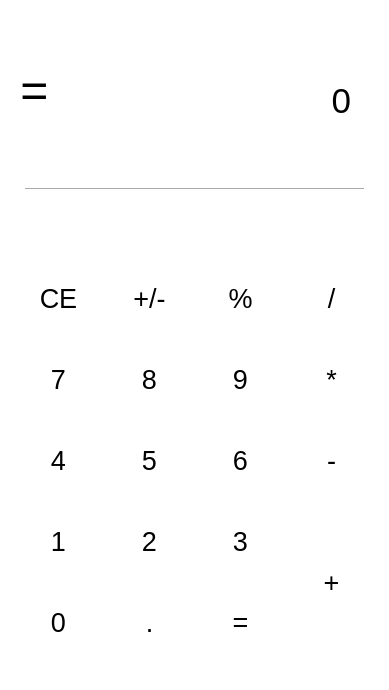
Above: mainwindow.ui from denovich11/calculator before the change. Below: the same form after it.
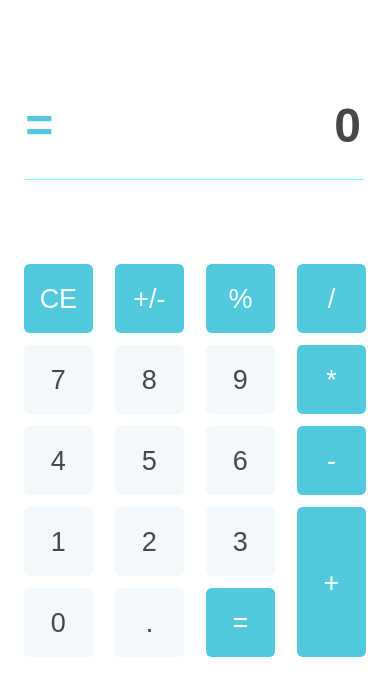
That is the form after the change.

```diff
--- a/mainwindow.ui
+++ b/mainwindow.ui
@@ -19,7 +19,7 @@
    <string>MainWindow</string>
   </property>
   <property name="autoFillBackground">
-   <bool>true</bool>
+   <bool>false</bool>
   </property>
   <property name="styleSheet">
    <string notr="true">background-color: rgb(255, 255, 255);</string>
@@ -43,8 +43,20 @@
      <bool>false</bool>
     </property>
     <property name="styleSheet">
-     <string notr="true">background-color: rgb(82, 201, 221);
-selection-background-color: rgb(82, 201, 221);</string>
+     <string notr="true">QPushButton {
+  background-color: rgb(82, 201, 221);
+color: rgb(249, 255, 255);
+ border: 2px solid rgb(82, 201, 221);
+    border-radius: 6px;
+}
+
+QPushButton:pressed {
+    background-color: rgb(92, 226, 247);
+color: rgb(249, 255, 255);
+ border: 2px solid rgb(92, 226, 247);
+    border-radius: 6px;
+}
+</string>
     </property>
     <property name="text">
      <string>CE</string>
@@ -71,10 +83,24 @@
      </font>
     </property>
     <property name="autoFillBackground">
-     <bool>true</bool>
+     <bool>false</bool>
     </property>
     <property name="styleSheet">
-     <string notr="true">background-color: rgb(243, 248, 252);</string>
+     <string notr="true">
+QPushButton {
+ background-color: rgb(243, 248, 252);
+ border: 2px solid rgb(243, 248, 252);
+    border-radius: 6px;
+ color: rgb(71, 71, 71);
+}
+
+QPushButton:pressed {
+   background-color: rgb(235, 248, 252);
+ border: 2px solid rgb(235, 248, 252);
+    border-radius: 6px;
+	color: rgb(71, 71, 71);
+}
+</string>
     </property>
     <property name="text">
      <string>7</string>
@@ -98,10 +124,24 @@
      </font>
     </property>
     <property name="autoFillBackground">
-     <bool>true</bool>
+     <bool>false</bool>
     </property>
     <property name="styleSheet">
-     <string notr="true">background-color: rgb(243, 248, 252);</string>
+     <string notr="true">
+QPushButton {
+ background-color: rgb(243, 248, 252);
+ border: 2px solid rgb(243, 248, 252);
+    border-radius: 6px;
+ color: rgb(71, 71, 71);
+}
+
+QPushButton:pressed {
+   background-color: rgb(235, 248, 252);
+ border: 2px solid rgb(235, 248, 252);
+    border-radius: 6px;
+	color: rgb(71, 71, 71);
+}
+</string>
     </property>
     <property name="text">
      <string>4</string>
@@ -125,10 +165,24 @@
      </font>
     </property>
     <property name="autoFillBackground">
-     <bool>true</bool>
+     <bool>false</bool>
     </property>
     <property name="styleSheet">
-     <string notr="true">background-color: rgb(243, 248, 252);</string>
+     <string notr="true">
+QPushButton {
+ background-color: rgb(243, 248, 252);
+ border: 2px solid rgb(243, 248, 252);
+    border-radius: 6px;
+ color: rgb(71, 71, 71);
+}
+
+QPushButton:pressed {
+   background-color: rgb(235, 248, 252);
+ border: 2px solid rgb(235, 248, 252);
+    border-radius: 6px;
+	color: rgb(71, 71, 71);
+}
+</string>
     </property>
     <property name="text">
      <string>1</string>
@@ -143,12 +197,16 @@
       <x>25</x>
       <y>179</y>
       <width>339</width>
-      <height>20</height>
+      <height>2</height>
      </rect>
     </property>
     <property name="styleSheet">
-     <string notr="true">border-color: rgb(255, 255, 255);
-color: rgb(112, 255, 243);</string>
+     <string notr="true">
+ border: 1px solid rgb(112, 255, 243);
+	border-bottom-color: rgb(255, 255, 255);
+	border-right-color: rgb(255, 255, 255);
+	border-left-color: rgb(255, 255, 255);
+ </string>
     </property>
     <property name="lineWidth">
      <number>1</number>
@@ -172,10 +230,24 @@
      </font>
     </property>
     <property name="autoFillBackground">
-     <bool>true</bool>
+     <bool>false</bool>
     </property>
     <property name="styleSheet">
-     <string notr="true">background-color: rgb(243, 248, 252);</string>
+     <string notr="true">
+QPushButton {
+ background-color: rgb(243, 248, 252);
+ border: 2px solid rgb(243, 248, 252);
+    border-radius: 6px;
+ color: rgb(71, 71, 71);
+}
+
+QPushButton:pressed {
+   background-color: rgb(235, 248, 252);
+ border: 2px solid rgb(235, 248, 252);
+    border-radius: 6px;
+	color: rgb(71, 71, 71);
+}
+</string>
     </property>
     <property name="text">
      <string>0</string>
@@ -199,10 +271,24 @@
      </font>
     </property>
     <property name="autoFillBackground">
-     <bool>true</bool>
+     <bool>false</bool>
     </property>
     <property name="styleSheet">
-     <string notr="true">background-color: rgb(243, 248, 252);</string>
+     <string notr="true">
+QPushButton {
+ background-color: rgb(243, 248, 252);
+ border: 2px solid rgb(243, 248, 252);
+    border-radius: 6px;
+ color: rgb(71, 71, 71);
+}
+
+QPushButton:pressed {
+   background-color: rgb(235, 248, 252);
+ border: 2px solid rgb(235, 248, 252);
+    border-radius: 6px;
+	color: rgb(71, 71, 71);
+}
+</string>
     </property>
     <property name="text">
      <string>2</string>
@@ -226,10 +312,24 @@
      </font>
     </property>
     <property name="autoFillBackground">
-     <bool>true</bool>
+     <bool>false</bool>
     </property>
     <property name="styleSheet">
-     <string notr="true">background-color: rgb(243, 248, 252);</string>
+     <string notr="true">
+QPushButton {
+ background-color: rgb(243, 248, 252);
+ border: 2px solid rgb(243, 248, 252);
+    border-radius: 6px;
+ color: rgb(71, 71, 71);
+}
+
+QPushButton:pressed {
+   background-color: rgb(235, 248, 252);
+ border: 2px solid rgb(235, 248, 252);
+    border-radius: 6px;
+	color: rgb(71, 71, 71);
+}
+</string>
     </property>
     <property name="text">
      <string>.</string>
@@ -253,10 +353,24 @@
      </font>
     </property>
     <property name="autoFillBackground">
-     <bool>true</bool>
+     <bool>false</bool>
     </property>
     <property name="styleSheet">
-     <string notr="true">background-color: rgb(243, 248, 252);</string>
+     <string notr="true">
+QPushButton {
+ background-color: rgb(243, 248, 252);
+ border: 2px solid rgb(243, 248, 252);
+    border-radius: 6px;
+ color: rgb(71, 71, 71);
+}
+
+QPushButton:pressed {
+   background-color: rgb(235, 248, 252);
+ border: 2px solid rgb(235, 248, 252);
+    border-radius: 6px;
+	color: rgb(71, 71, 71);
+}
+</string>
     </property>
     <property name="text">
      <string>5</string>
@@ -280,10 +394,23 @@
      </font>
     </property>
     <property name="autoFillBackground">
-     <bool>true</bool>
+     <bool>false</bool>
     </property>
     <property name="styleSheet">
-     <string notr="true">background-color: rgb(82, 201, 221);</string>
+     <string notr="true">QPushButton {
+  background-color: rgb(82, 201, 221);
+color: rgb(249, 255, 255);
+ border: 2px solid rgb(82, 201, 221);
+    border-radius: 6px;
+}
+
+QPushButton:pressed {
+    background-color: rgb(92, 226, 247);
+color: rgb(249, 255, 255);
+ border: 2px solid rgb(92, 226, 247);
+    border-radius: 6px;
+}
+</string>
     </property>
     <property name="text">
      <string>+/-</string>
@@ -307,10 +434,24 @@
      </font>
     </property>
     <property name="autoFillBackground">
-     <bool>true</bool>
+     <bool>false</bool>
     </property>
     <property name="styleSheet">
-     <string notr="true">background-color: rgb(243, 248, 252);</string>
+     <string notr="true">
+QPushButton {
+ background-color: rgb(243, 248, 252);
+ border: 2px solid rgb(243, 248, 252);
+    border-radius: 6px;
+ color: rgb(71, 71, 71);
+}
+
+QPushButton:pressed {
+   background-color: rgb(235, 248, 252);
+ border: 2px solid rgb(235, 248, 252);
+    border-radius: 6px;
+	color: rgb(71, 71, 71);
+}
+</string>
     </property>
     <property name="text">
      <string>8</string>
@@ -334,10 +475,24 @@
      </font>
     </property>
     <property name="autoFillBackground">
-     <bool>true</bool>
+     <bool>false</bool>
     </property>
     <property name="styleSheet">
-     <string notr="true">background-color: rgb(243, 248, 252);</string>
+     <string notr="true">
+QPushButton {
+ background-color: rgb(243, 248, 252);
+ border: 2px solid rgb(243, 248, 252);
+    border-radius: 6px;
+ color: rgb(71, 71, 71);
+}
+
+QPushButton:pressed {
+   background-color: rgb(235, 248, 252);
+ border: 2px solid rgb(235, 248, 252);
+    border-radius: 6px;
+	color: rgb(71, 71, 71);
+}
+</string>
     </property>
     <property name="text">
      <string>3</string>
@@ -361,10 +516,23 @@
      </font>
     </property>
     <property name="autoFillBackground">
-     <bool>true</bool>
+     <bool>false</bool>
     </property>
     <property name="styleSheet">
-     <string notr="true">background-color: rgb(82, 201, 221);</string>
+     <string notr="true">QPushButton {
+  background-color: rgb(82, 201, 221);
+color: rgb(249, 255, 255);
+ border: 2px solid rgb(82, 201, 221);
+    border-radius: 6px;
+}
+
+QPushButton:pressed {
+    background-color: rgb(92, 226, 247);
+color: rgb(249, 255, 255);
+ border: 2px solid rgb(92, 226, 247);
+    border-radius: 6px;
+}
+</string>
     </property>
     <property name="text">
      <string>=</string>
@@ -388,10 +556,24 @@
      </font>
     </property>
     <property name="autoFillBackground">
-     <bool>true</bool>
+     <bool>false</bool>
     </property>
     <property name="styleSheet">
-     <string notr="true">background-color: rgb(243, 248, 252);</string>
+     <string notr="true">
+QPushButton {
+ background-color: rgb(243, 248, 252);
+ border: 2px solid rgb(243, 248, 252);
+    border-radius: 6px;
+ color: rgb(71, 71, 71);
+}
+
+QPushButton:pressed {
+   background-color: rgb(235, 248, 252);
+ border: 2px solid rgb(235, 248, 252);
+    border-radius: 6px;
+	color: rgb(71, 71, 71);
+}
+</string>
     </property>
     <property name="text">
      <string>6</string>
@@ -415,10 +597,23 @@
      </font>
     </property>
     <property name="autoFillBackground">
-     <bool>true</bool>
+     <bool>false</bool>
     </property>
     <property name="styleSheet">
-     <string notr="true">background-color: rgb(82, 201, 221);</string>
+     <string notr="true">QPushButton {
+  background-color: rgb(82, 201, 221);
+color: rgb(249, 255, 255);
+ border: 2px solid rgb(82, 201, 221);
+    border-radius: 6px;
+}
+
+QPushButton:pressed {
+    background-color: rgb(92, 226, 247);
+color: rgb(249, 255, 255);
+ border: 2px solid rgb(92, 226, 247);
+    border-radius: 6px;
+}
+</string>
     </property>
     <property name="text">
      <string>%</string>
@@ -442,10 +637,24 @@
      </font>
     </property>
     <property name="autoFillBackground">
-     <bool>true</bool>
+     <bool>false</bool>
     </property>
     <property name="styleSheet">
-     <string notr="true">background-color: rgb(243, 248, 252);</string>
+     <string notr="true">
+QPushButton {
+ background-color: rgb(243, 248, 252);
+ border: 2px solid rgb(243, 248, 252);
+    border-radius: 6px;
+ color: rgb(71, 71, 71);
+}
+
+QPushButton:pressed {
+   background-color: rgb(235, 248, 252);
+ border: 2px solid rgb(235, 248, 252);
+    border-radius: 6px;
+	color: rgb(71, 71, 71);
+}
+</string>
     </property>
     <property name="text">
      <string>9</string>
@@ -469,10 +678,23 @@
      </font>
     </property>
     <property name="autoFillBackground">
-     <bool>true</bool>
+     <bool>false</bool>
     </property>
     <property name="styleSheet">
-     <string notr="true">background-color: rgb(82, 201, 221);</string>
+     <string notr="true">QPushButton {
+  background-color: rgb(82, 201, 221);
+color: rgb(249, 255, 255);
+ border: 2px solid rgb(82, 201, 221);
+    border-radius: 6px;
+}
+
+QPushButton:pressed {
+    background-color: rgb(92, 226, 247);
+color: rgb(249, 255, 255);
+ border: 2px solid rgb(92, 226, 247);
+    border-radius: 6px;
+}
+</string>
     </property>
     <property name="text">
      <string>+</string>
@@ -496,10 +718,23 @@
      </font>
     </property>
     <property name="autoFillBackground">
-     <bool>true</bool>
+     <bool>false</bool>
     </property>
     <property name="styleSheet">
-     <string notr="true">background-color: rgb(82, 201, 221);</string>
+     <string notr="true">QPushButton {
+  background-color: rgb(82, 201, 221);
+color: rgb(249, 255, 255);
+ border: 2px solid rgb(82, 201, 221);
+    border-radius: 6px;
+}
+
+QPushButton:pressed {
+    background-color: rgb(92, 226, 247);
+color: rgb(249, 255, 255);
+ border: 2px solid rgb(92, 226, 247);
+    border-radius: 6px;
+}
+</string>
     </property>
     <property name="text">
      <string>-</string>
@@ -523,10 +758,23 @@
      </font>
     </property>
     <property name="autoFillBackground">
-     <bool>true</bool>
+     <bool>false</bool>
     </property>
     <property name="styleSheet">
-     <string notr="true">background-color: rgb(82, 201, 221);</string>
+     <string notr="true">QPushButton {
+  background-color: rgb(82, 201, 221);
+color: rgb(249, 255, 255);
+ border: 2px solid rgb(82, 201, 221);
+    border-radius: 6px;
+}
+
+QPushButton:pressed {
+    background-color: rgb(92, 226, 247);
+color: rgb(249, 255, 255);
+ border: 2px solid rgb(92, 226, 247);
+    border-radius: 6px;
+}
+</string>
     </property>
     <property name="text">
      <string>/</string>
@@ -550,10 +798,23 @@
      </font>
     </property>
     <property name="autoFillBackground">
-     <bool>true</bool>
+     <bool>false</bool>
     </property>
     <property name="styleSheet">
-     <string notr="true">background-color: rgb(82, 201, 221);</string>
+     <string notr="true">QPushButton {
+  background-color: rgb(82, 201, 221);
+color: rgb(249, 255, 255);
+ border: 2px solid rgb(82, 201, 221);
+    border-radius: 6px;
+}
+
+QPushButton:pressed {
+    background-color: rgb(92, 226, 247);
+color: rgb(249, 255, 255);
+ border: 2px solid rgb(92, 226, 247);
+    border-radius: 6px;
+}
+</string>
     </property>
     <property name="text">
      <string>*</string>
@@ -565,20 +826,25 @@
    <widget class="QLabel" name="label">
     <property name="geometry">
      <rect>
-      <x>110</x>
-      <y>70</y>
-      <width>241</width>
-      <height>61</height>
+      <x>70</x>
+      <y>85</y>
+      <width>291</width>
+      <height>81</height>
      </rect>
     </property>
     <property name="font">
      <font>
-      <pointsize>26</pointsize>
+      <pointsize>36</pointsize>
+      <bold>true</bold>
      </font>
     </property>
     <property name="layoutDirection">
      <enum>Qt::LeftToRight</enum>
     </property>
+    <property name="styleSheet">
+     <string notr="true">color: rgb(71, 71, 71);
+</string>
+    </property>
     <property name="text">
      <string>0</string>
     </property>
@@ -590,19 +856,22 @@
     <property name="geometry">
      <rect>
       <x>25</x>
-      <y>210</y>
+      <y>200</y>
       <width>339</width>
-      <height>30</height>
+      <height>40</height>
      </rect>
     </property>
     <property name="font">
      <font>
-      <pointsize>16</pointsize>
+      <pointsize>20</pointsize>
      </font>
     </property>
     <property name="layoutDirection">
      <enum>Qt::RightToLeft</enum>
     </property>
+    <property name="styleSheet">
+     <string notr="true">color: rgb(71, 71, 71);</string>
+    </property>
     <property name="frame">
      <bool>false</bool>
     </property>
@@ -616,8 +885,8 @@
    <widget class="QLabel" name="label_2">
     <property name="geometry">
      <rect>
-      <x>10</x>
-      <y>50</y>
+      <x>15</x>
+      <y>85</y>
       <width>49</width>
       <height>81</height>
      </rect>
@@ -625,8 +894,12 @@
     <property name="font">
      <font>
       <pointsize>36</pointsize>
+      <bold>true</bold>
      </font>
     </property>
+    <property name="styleSheet">
+     <string notr="true">color: rgb(85, 199, 225);</string>
+    </property>
     <property name="text">
      <string>=</string>
     </property>
```
Left out of the diff: 2 changed lines with no effect on the pictures.
